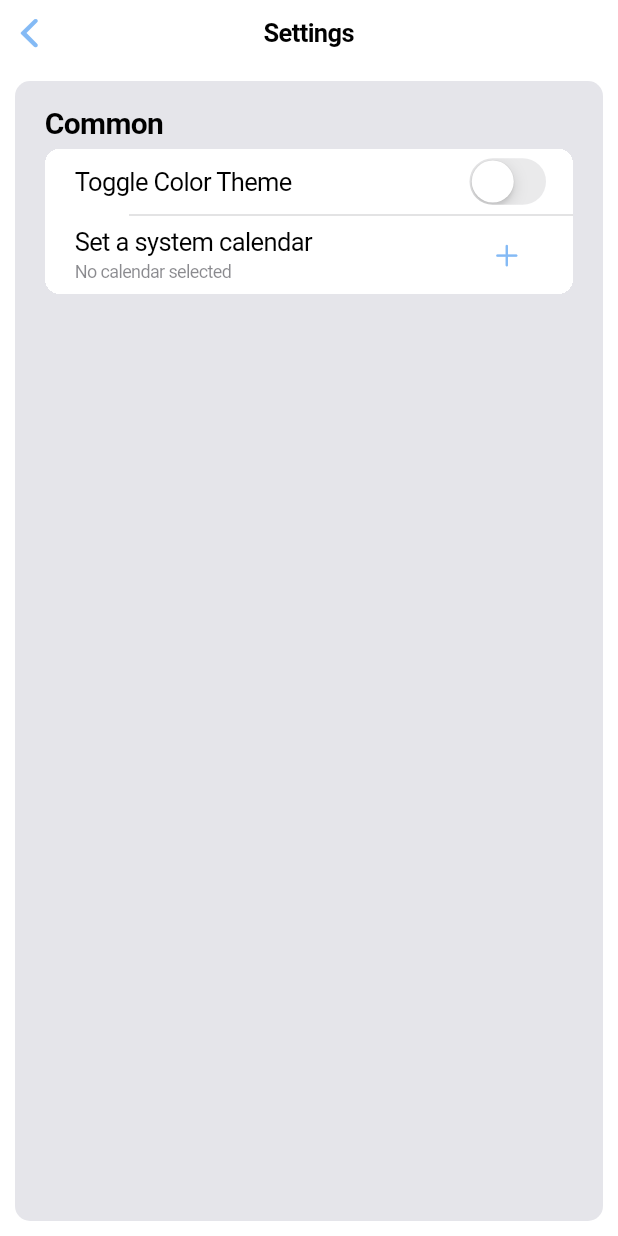
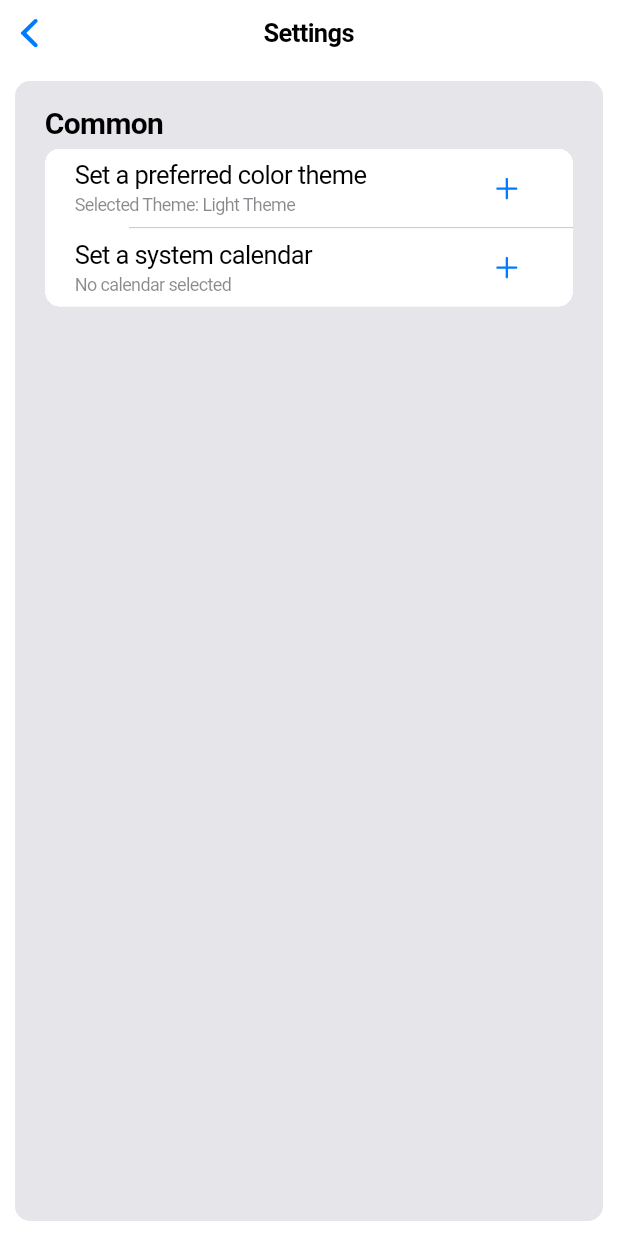
Before and after one commit to MA-SOSE2023/WallAt, a Flutter app: the SettingsPage screen opened by its route, on a phone screen of 412 x 824 dp. Run offline on Flutter 3.47's test engine with Material 2 defaults, Android fonts, the phone set to English and light mode, and no system bars; our stand-ins replace beamer, flutter_carousel_widget, flutter_riverpod, freezed_annotation, photo_view, timezone; missing offline and left inert: cunning_document_scanner, device_calendar, social_share.

Commit message:
#49-Extended the color ci with a controller, provider and a custom theme model

```diff
--- a/lib/common/custom_widgets/bottom_nav_bar/bottom_nav_bar_view.dart
+++ b/lib/common/custom_widgets/bottom_nav_bar/bottom_nav_bar_view.dart
@@ -56,11 +56,6 @@ class _CustomBottomNavBarState extends ConsumerState<CustomBottomNavBar> {
   Widget build(BuildContext context) {
     return LayoutBuilder(
       builder: (context, constraints) {
-        if (accentColor == null) {
-          final CupertinoThemeData theme = CupertinoTheme.of(context);
-          accentColor = theme.primaryContrastingColor;
-        }
-
         CustomBottomNavBarModel state =
             ref.watch(Providers.customBottomNavBarControllerProvider);
         CustomBottomNavBarController controller =
@@ -71,7 +66,6 @@ class _CustomBottomNavBarState extends ConsumerState<CustomBottomNavBar> {
           onTap: (index) => controller.goToOtherPage(index, context, ref),
           currentIndex: state.currentIndex,
           items: controller.getNavBarItems(),
-          activeColor: accentColor,
         );
       },
     );
--- a/lib/common/custom_widgets/calendar_select_popup.dart
+++ b/lib/common/custom_widgets/calendar_select_popup.dart
@@ -44,7 +44,7 @@ class SelectCalendarPopup extends StatelessWidget {
             title: const Text('Select Calendar'),
             content: Column(
               children: [
-                Text('Select a calendar to add the event to:'),
+                const Text('Select a calendar to add the event to:'),
                 SizedBox(height: 16),
                 Column(
                   children: usableCalendars.map((calendar) {
--- a/lib/common/provider.dart
+++ b/lib/common/provider.dart
@@ -31,6 +31,10 @@ import 'custom_widgets/bottom_nav_bar/bottom_nav_bar_controller.dart';
 import '/pages/camera/camera_view.dart';
 import '/pages/camera/camera_controller.dart';
 import '/pages/camera/camera_model.dart';
+
+// theme
+import 'theme/theme_controller.dart';
+import 'theme/custom_theme_data.dart';
 
 /// Flutter Riverpod providers
 class Providers {
@@ -112,4 +116,15 @@ class Providers {
       StateNotifierProvider<SettingsController, SettingsModel>((ref) {
     return SettingsControllerImpl();
   });
+
+  /// Provider for [ThemeModel]
+  /// - Provides a [ThemeController] for a [ThemeModel]
+  static final StateNotifierProvider<ThemeController, CustomThemeData>
+      themeControllerProvider =
+      StateNotifierProvider<ThemeController, CustomThemeData>((ref) {
+    final settingsController = ref.watch(settingsControllerProvider);
+    final index = settingsController.selectedThemeIndex;
+    print(index);
+    return ThemeControllerImpl(index: index);
+  });
 }
--- a/lib/common/theme.dart
+++ /dev/null
@@ -1,31 +0,0 @@
-import 'package:flutter/cupertino.dart';
-
-class AppColors {
-  static const Color primaryColor       = Color(0xFF84BAF5);
-  static const Color accentColor        = Color(0xFF125991);
-  static const Color scaffoldColorDark  = Color(0xFF424549);
-  static const Color scaffoldColorLight = Color(0xFFEEEEEF);
-}
-
-class AppCupertinoTheme {
-
-  static const CupertinoThemeData lightTheme = CupertinoThemeData(
-    brightness: Brightness.light,
-    primaryColor: AppColors.primaryColor,
-    primaryContrastingColor: AppColors.accentColor,
-    barBackgroundColor: CupertinoDynamicColor.withBrightness(
-      color: CupertinoColors.systemBackground,
-      darkColor: CupertinoColors.darkBackgroundGray,
-    ),
-  );
-
-  static const CupertinoThemeData darkTheme = CupertinoThemeData(
-    brightness: Brightness.dark,
-    primaryColor: AppColors.primaryColor,
-    primaryContrastingColor: AppColors.accentColor,
-    barBackgroundColor: CupertinoDynamicColor.withBrightness(
-      color: CupertinoColors.systemBackground,
-      darkColor: CupertinoColors.darkBackgroundGray,
-    ),
-  );
-}
--- /dev/null
+++ b/lib/common/theme/custom_theme_data.dart
@@ -0,0 +1,36 @@
+import 'package:flutter/material.dart';
+
+class CustomThemeData {
+  final String name;
+  final Color primaryColor;
+  final Color accentColor;
+  final Color backgroundColor;
+  final Color groupingColor;
+  final Color textColor;
+  final Color navBarColor;
+
+  CustomThemeData.lightTheme({
+    this.name = 'Light Theme',
+    this.primaryColor = const Color.fromARGB(255, 174, 174, 178),
+    this.accentColor = const Color.fromARGB(255, 0, 122, 255),
+    this.backgroundColor = const Color.fromARGB(255, 255, 255, 255),
+    this.groupingColor = const Color.fromARGB(255, 174, 174, 178),
+    this.textColor = const Color.fromARGB(255, 0, 0, 0),
+    this.navBarColor = const Color.fromARGB(255, 211, 211, 211),
+  });
+
+  CustomThemeData.darkTheme({
+    this.name = 'Light Theme',
+    this.primaryColor = const Color(0xFF1E1E1E),
+    this.accentColor = const Color.fromARGB(255, 0, 122, 255),
+    this.backgroundColor = const Color.fromARGB(255, 29, 29, 29),
+    this.groupingColor = const Color(0xFF1E1E1E),
+    this.textColor = const Color.fromARGB(255, 255, 255, 255),
+    this.navBarColor = const Color(0xFF1E1E1E),
+  });
+}
+
+List<CustomThemeData> selectableThemes = [
+  CustomThemeData.lightTheme(),
+  CustomThemeData.darkTheme(),
+];
--- /dev/null
+++ b/lib/common/theme/theme_controller.dart
@@ -0,0 +1,10 @@
+import 'package:flutter_riverpod/flutter_riverpod.dart';
+import '/common/theme/custom_theme_data.dart';
+
+class ThemeControllerImpl extends ThemeController {
+  ThemeControllerImpl({required int index}) : super(selectableThemes[index]);
+}
+
+abstract class ThemeController extends StateNotifier<CustomThemeData> {
+  ThemeController(CustomThemeData theme) : super(theme);
+}
--- a/lib/pages/home/home_view.dart
+++ b/lib/pages/home/home_view.dart
@@ -28,8 +28,8 @@ class HomeScreen extends ConsumerWidget {
       floatingActionButton: Padding(
         padding: const EdgeInsets.only(right: 10.0, bottom: 15.0),
         child: FloatingActionButton(
-          foregroundColor: CupertinoDynamicColor.resolve(CupertinoTheme.of(context).scaffoldBackgroundColor, context),
-          backgroundColor: CupertinoDynamicColor.resolve(CupertinoTheme.of(context).primaryContrastingColor, context),
+          foregroundColor: CupertinoTheme.of(context).primaryContrastingColor,
+          backgroundColor: CupertinoTheme.of(context).primaryColor,
           onPressed: () => ref
               .read(Providers.takePictureControllerProvider.notifier)
               .takePicture(),
@@ -60,7 +60,7 @@ class HomeScreen extends ConsumerWidget {
                     showIndicator: true,
                     slideIndicator: CircularWaveSlideIndicator(
                       currentIndicatorColor: CupertinoDynamicColor.resolve(
-                          CupertinoTheme.of(context).primaryContrastingColor, context),
+                          CupertinoColors.activeBlue, context),
                       indicatorBackgroundColor: CupertinoDynamicColor.resolve(
                           CupertinoTheme.of(context).primaryColor, context),
                     ),
--- a/lib/pages/settings/settings_controller.dart
+++ b/lib/pages/settings/settings_controller.dart
@@ -7,28 +7,19 @@ import 'settings_view.dart';
 
 var settings = SettingsModel(
   calendar: null,
-  brightness: Brightness.light,
+  selectedThemeIndex: 0,
 );
 
 class SettingsControllerImpl extends SettingsController {
   SettingsControllerImpl({SettingsModel? model}) : super(model ?? settings);
 
   @override
-  bool isDarkMode() {
-    return state.brightness == Brightness.dark;
-  }
-
-  @override
-  void setUsedCalendar(Calendar calendar) {
+  void setUsedCalendar(Calendar? calendar) {
     state = state.copyWith(calendar: calendar);
   }
 
   @override
-  void toggleColorTheme(bool value) {
-    if (value) {
-      state = state.copyWith(brightness: Brightness.dark);
-    } else {
-      state = state.copyWith(brightness: Brightness.light);
-    }
+  void changeThemeIndex(int index) {
+    state = state.copyWith(selectedThemeIndex: index);
   }
 }
--- a/lib/pages/settings/settings_model.dart
+++ b/lib/pages/settings/settings_model.dart
@@ -9,6 +9,6 @@ part 'settings_model.freezed.dart';
 class SettingsModel with _$SettingsModel {
   const factory SettingsModel({
     Calendar? calendar,
-    required Brightness brightness,
+    required int selectedThemeIndex,
   }) = _SettingsModel;
 }
--- a/lib/pages/settings/settings_view.dart
+++ b/lib/pages/settings/settings_view.dart
@@ -2,8 +2,10 @@ import 'package:device_calendar/device_calendar.dart';
 import 'package:flutter/cupertino.dart';
 import 'package:flutter/material.dart';
 import 'package:flutter_riverpod/flutter_riverpod.dart';
+import 'package:gruppe4/common/theme/theme_controller.dart';
 import '../../router/router.dart';
 import '/common/custom_widgets/all_custom_widgets.dart';
+import '/common/theme/custom_theme_data.dart';
 import '/common/provider.dart';
 import 'settings_model.dart';
 
@@ -15,6 +17,10 @@ class SettingsPage extends ConsumerWidget {
     SettingsModel settings = ref.watch(Providers.settingsControllerProvider);
     SettingsController controller =
         ref.read(Providers.settingsControllerProvider.notifier);
+
+    ThemeController themeController =
+        ref.read(Providers.themeControllerProvider.notifier);
+    CustomThemeData theme = ref.watch(Providers.themeControllerProvider);
 
     void setSystemCalendar(BuildContext context) {
       showCupertinoDialog(
@@ -46,15 +52,66 @@ class SettingsPage extends ConsumerWidget {
               backgroundColor: Colors.transparent,
               decoration: BoxDecoration(
                 color: CupertinoDynamicColor.resolve(
-                              CupertinoColors.systemBackground, context)),
+                    CupertinoColors.systemBackground, context),
+              ),
               header: Text("Common"),
               children: [
                 CupertinoListTile(
-                            title: Text("Toggle Color Theme"),
-                            trailing: CupertinoSwitch(
-                                onChanged: (value) =>
-                                    {controller.toggleColorTheme(value)},
-                                value: controller.isDarkMode())),
+                  title: const Text("Set a preferred color theme"),
+                  subtitle: Text(
+                    "Selected Theme: ${ref.watch(Providers.themeControllerProvider).name}",
+                  ),
+                  trailing: CupertinoButton(
+                    child: const Icon(CupertinoIcons.add),
+                    onPressed: () {
+                      showCupertinoDialog(
+                        context: context,
+                        builder: (BuildContext context) {
+                          return CupertinoAlertDialog(
+                            title: const Text('Select a theme'),
+                            content: Column(
+                              children: [
+                                Container(
+                                  decoration: BoxDecoration(
+                                    color: CupertinoDynamicColor.resolve(
+                                        CupertinoColors.systemGrey5, context),
+                                    borderRadius: BorderRadius.circular(10),
+                                  ),
+                                  child: CupertinoListSection.insetGrouped(
+                                    backgroundColor: Colors.transparent,
+                                    header: const Text("Themes"),
+                                    children: selectableThemes.map((theme) {
+                                      return CupertinoListTile(
+                                        title: Text(theme.name),
+                                        onTap: () {
+                                          controller.changeThemeIndex(
+                                              selectableThemes.indexOf(theme));
+                                          print(ref
+                                              .watch(Providers
+                                                  .themeControllerProvider)
+                                              .name);
+                                          Navigator.pop(context);
+                                        },
+                                      );
+                                    }).toList(),
+                                  ),
+                                ),
+                              ],
+                            ),
+                            actions: <Widget>[
+                              CupertinoDialogAction(
+                                child: const Text('Cancel'),
+                                onPressed: () {
+                                  Navigator.pop(context);
+                                },
+                              ),
+                            ],
+                          );
+                        },
+                      );
+                    },
+                  ),
+                ),
                 CupertinoListTile(
                   title: const Text("Set a system calendar"),
                   subtitle: Text(
@@ -65,20 +122,22 @@ class SettingsPage extends ConsumerWidget {
                   ),
                   trailing: CupertinoButton(
                     child: const Icon(CupertinoIcons.add),
-                                onPressed: () => {setSystemCalendar(context)}))
-                      ]),
-                ))));
+                    onPressed: () => {setSystemCalendar(context)},
+                  ),
+                ),
+              ],
+            ),
+          ),
+        ),
+      ),
+    );
   }
 }
 
 abstract class SettingsController extends StateNotifier<SettingsModel> {
   SettingsController(SettingsModel state) : super(state);
 
-  bool isDarkMode() {
-    return state.brightness == Brightness.dark;
+  void setUsedCalendar(Calendar? calendar);
+
+  void changeThemeIndex(int index);
 }
-
-  void setUsedCalendar(Calendar calendar);
-
-  void toggleColorTheme(bool value);
-}
```
Also changed, not shown: lib/main.dart (+3 -8 lines), lib/pages/settings/settings_model.freezed.dart. Lines whose indentation alone changed are shown as unchanged.
